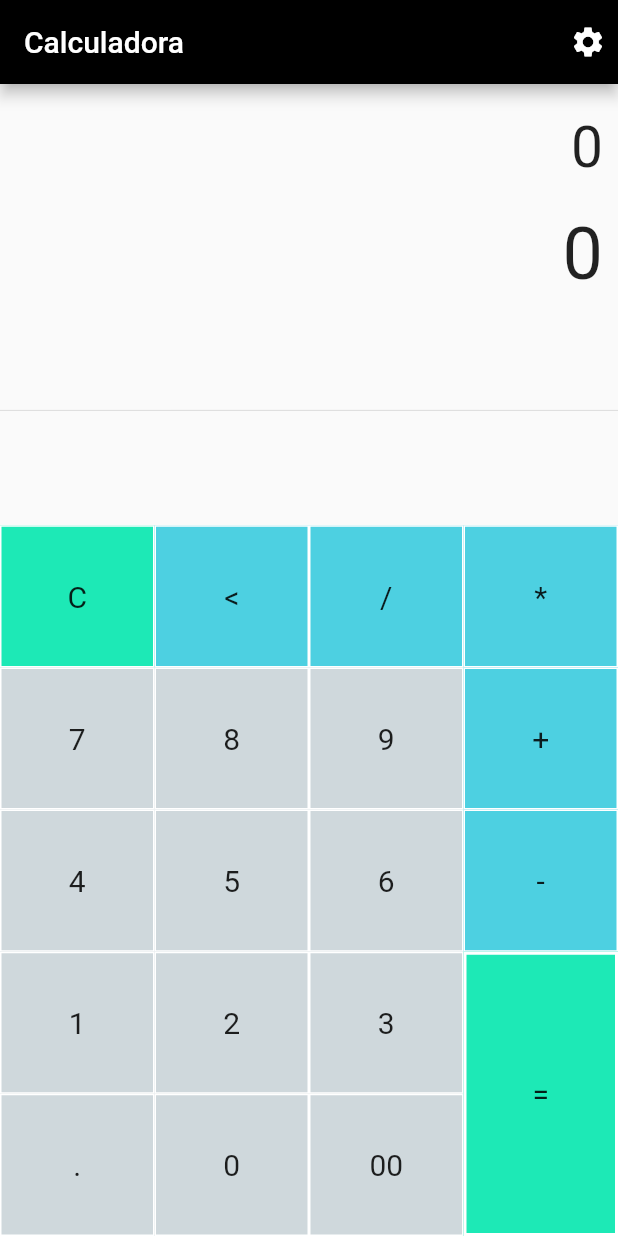
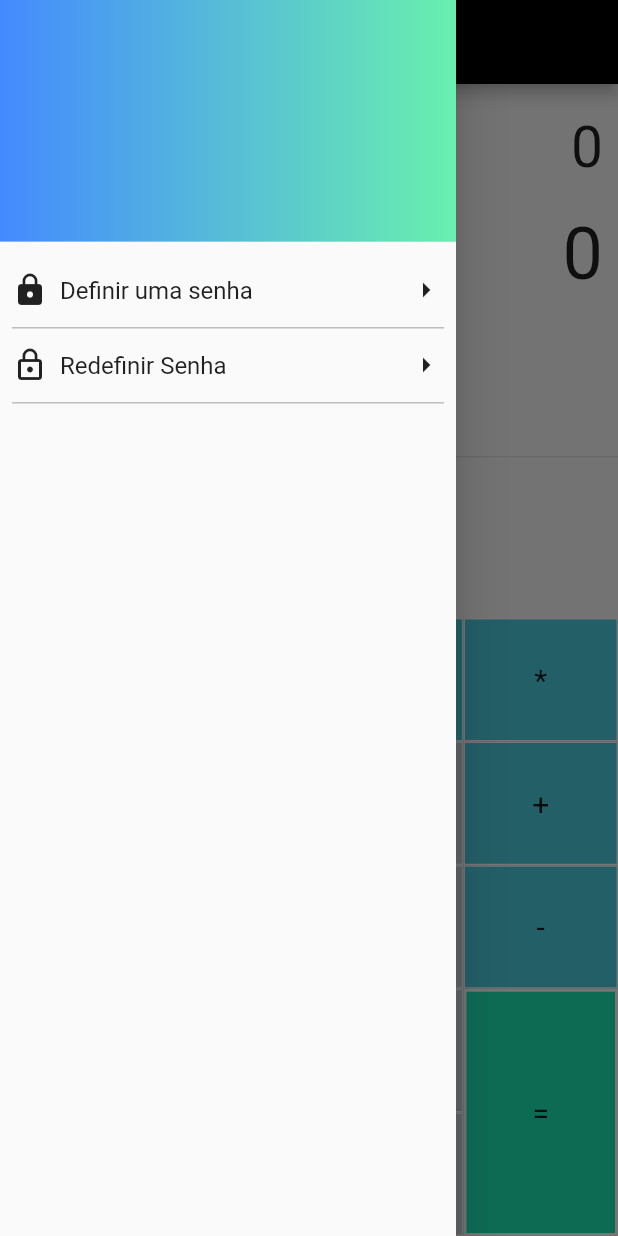
Before and after one commit to caioeliasz/safecalculator_, a Flutter app: the screen it shows after launch, with the side drawer open (before the commit the screen has no drawer), on a phone screen of 412 x 824 dp. Run offline on Flutter 3.47's test engine with Material 2 defaults, Android fonts, the phone set to English and light mode, and no system bars; our stand-ins replace math_expressions.

```diff
--- a/lib/calculator.dart
+++ b/lib/calculator.dart
@@ -58,7 +58,7 @@ class _calculadoraTesteState extends State<calculator> {
         height: MediaQuery
             .of(context)
             .size
-            .width * 0.23 * buttonHeight,
+            .width * 0.20 * buttonHeight,
         color: buttonColor,
         child: FlatButton(
             padding: EdgeInsets.all(5.0),
@@ -79,52 +79,36 @@ class _calculadoraTesteState extends State<calculator> {
         )
     );
   } //cria um botao na calculadora
-  void Settings(BuildContext context){
-    Navigator.push(context, MaterialPageRoute(
-      builder: (context) {
-        return Scaffold(
-          appBar: AppBar(
-            backgroundColor: Colors.blueGrey[900],
-            title: Text('Configurações'),
-          ),
-          body: Container(
-            height: 80,
-            width: 400,
-            margin: EdgeInsets.only(top: 20),
-            decoration: BoxDecoration(color: Colors.black),
-            child: FlatButton(
-              child: Padding(
-                padding: EdgeInsets.only(right: 100),
-                child: Text("Definir senha",
-                style: TextStyle(fontWeight: FontWeight.normal,fontSize: 20,color: Colors.white),
-                ),
-              ),
-            ),
-          ),
-        );
-      }
-    ));
-  }
+
 
   @override
   Widget build(BuildContext context) {
     return Scaffold(
       appBar: AppBar(
-          actions: <Widget>[
-            IconButton(
-              alignment: Alignment.centerRight,
-              color: Colors.white,
-              icon: Icon(Icons.settings),
-              onPressed: () => Settings(context),
-            )
-          ],
           backgroundColor: Colors.black,
-          title: Text('Calculadora',
-            style: TextStyle(color: Colors.white
-              )
+          title: Padding(
+            padding: const EdgeInsets.only(left: 80.0),
+            child: Text('Calculadora',
+              style: TextStyle(color: Colors.white
+                )
+            ),
           )
       ),
-
+      drawer: Drawer(
+        child: ListView(
+          children: <Widget>[
+            DrawerHeader(
+            decoration: BoxDecoration(
+              gradient: LinearGradient(colors: <Color>[
+                Colors.blueAccent,
+                Colors.greenAccent])
+              )
+            ),
+            CustomListTile(Icons.lock, 'Definir uma senha', (){}),
+            CustomListTile(Icons.lock_outline, 'Redefinir Senha',(){})
+          ],
+        )
+      ),
       body: Column(
           children: <Widget>[
 
@@ -227,3 +211,51 @@ class _calculadoraTesteState extends State<calculator> {
   }
 
 }
+
+class CustomListTile extends StatelessWidget {
+
+  IconData icon;
+  String text;
+  Function ontap;
+
+  CustomListTile(this.icon, this.text,this.ontap);
+
+  @override
+  Widget build(BuildContext context) {
+    return Padding(
+      padding: EdgeInsets.only(left: 8.0, right: 8),
+      child: Container(
+        decoration: BoxDecoration(
+          border: Border(
+            bottom: BorderSide(
+              color: Colors.grey.shade400
+            )
+          )
+        ),
+        height: 50,
+        child: InkWell(
+          onTap: (){ontap;},
+          splashColor: Colors.blueAccent,
+          child: Row(
+            mainAxisAlignment: MainAxisAlignment.spaceBetween,
+            children: <Widget>[
+              Row(
+                children: <Widget>[
+                  Icon(icon),
+                  Padding(
+                    padding: const EdgeInsets.all(8.0),
+                    child: Text(text,style: TextStyle(
+                      fontSize: 16
+                    ),
+                    ),
+                  ),
+                ],
+              ),
+              Icon(Icons.arrow_right)
+            ],
+          ),
+        ),
+      ),
+    );
+  }
+}
```
Also changed, not shown: lib/hidden_storage.dart (+6 -12 lines).
